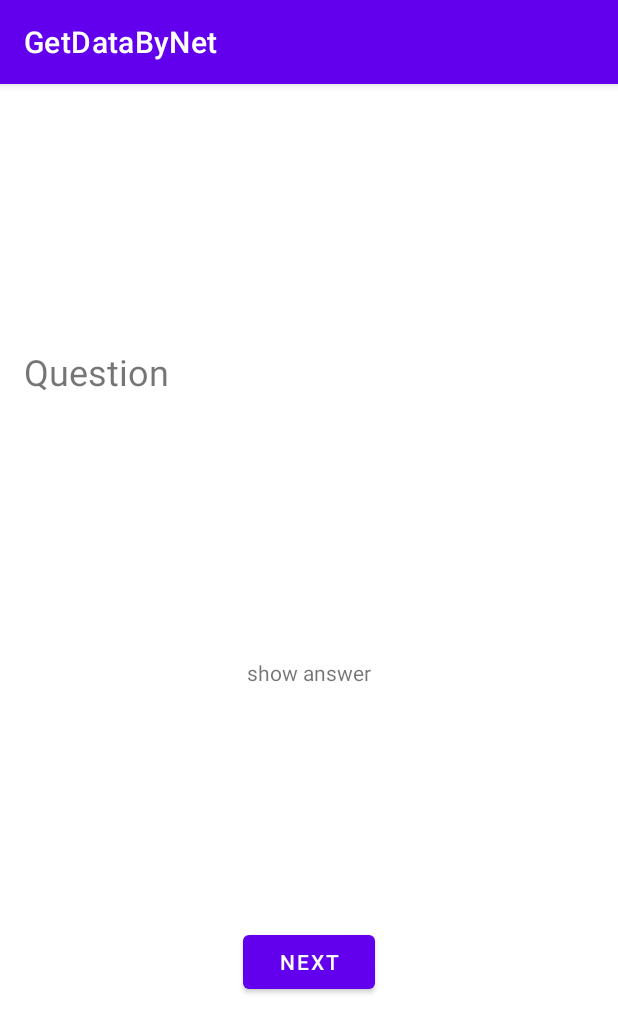
After one commit to satyd/GetDataByNet, an Android app: the NumFactActivity screen opened directly, with no data from a screen before it, on a phone screen of 412 x 824 dp. The commit adds this screen. Shown: the top 1033 px of the screen. Run offline under Robolectric (Android 15) with nearby library versions, the phone set to English and light mode, and no system bars; network calls fail; 1 statement that could not run was skipped.

Commit message:
added number facts api, need fixes and better Ui

```diff
--- a/app/src/main/AndroidManifest.xml
+++ b/app/src/main/AndroidManifest.xml
@@ -12,8 +12,9 @@
         android:roundIcon="@mipmap/app_icon"
         android:supportsRtl="true"
         android:theme="@style/Theme.GetDataByNet">
-        <activity android:name=".questionApi.QuestionsActivity"></activity>
-        <activity android:name=".GetDataActivity" />
+        <activity android:name=".questionApi.QuestionsActivity" />
+        <activity android:name=".numFactApi.NumFactActivity" />
+        <activity android:name=".listOfUsersApi.GetDataActivity" />
         <activity android:name=".MainActivity">
             <intent-filter>
                 <action android:name="android.intent.action.MAIN" />
--- a/app/src/main/java/com/levp/getdatabynet/data/HomeRepositoryHabr.kt
+++ b/app/src/main/java/com/levp/getdatabynet/data/HomeRepositoryHabr.kt
@@ -1,12 +1,10 @@
 package com.levp.getdatabynet.data
 
 import android.util.Log
-import androidx.lifecycle.LiveData
-import androidx.lifecycle.MutableLiveData
 import com.levp.getdatabynet.network.ApiClient
 import com.levp.getdatabynet.network.ApiInterface
-import com.levp.getdatabynet.networkHabr.NetworkService
-import com.levp.getdatabynet.networkHabr.Post
+import com.levp.getdatabynet.network.NetworkService
+import com.levp.getdatabynet.network.Post
 import retrofit2.Call
 import retrofit2.Callback
 import retrofit2.Response
--- a/app/src/main/java/com/levp/getdatabynet/HomeAdapter.kt
+++ b/app/src/main/java/com/levp/getdatabynet/listOfUsersApi/HomeAdapter.kt
@@ -1,13 +1,14 @@
-package com.levp.getdatabynet
+package com.levp.getdatabynet.listOfUsersApi
 
 import android.view.LayoutInflater
 import android.view.View
 import android.view.ViewGroup
 import androidx.recyclerview.widget.RecyclerView
+import com.levp.getdatabynet.R
 import com.levp.getdatabynet.data.PostModel
 import kotlinx.android.synthetic.main.home_rv_item_view.view.*
 
-class HomeAdapter(var listener:HomeListener) : RecyclerView.Adapter<HomeAdapter.HomeViewHolder>(){
+class HomeAdapter(var listener: HomeListener) : RecyclerView.Adapter<HomeAdapter.HomeViewHolder>(){
 
     private var data : ArrayList<PostModel>?=null
 
--- a/app/src/main/java/com/levp/getdatabynet/HomeViewModel.kt
+++ b/app/src/main/java/com/levp/getdatabynet/listOfUsersApi/HomeViewModel.kt
@@ -1,4 +1,4 @@
-package com.levp.getdatabynet
+package com.levp.getdatabynet.listOfUsersApi
 
 import android.app.Application
 import androidx.lifecycle.AndroidViewModel
--- a/app/src/main/java/com/levp/getdatabynet/networkHabr/JSONPlaceHolderApi.kt
+++ b/app/src/main/java/com/levp/getdatabynet/network/JSONPlaceHolderApi.kt
@@ -1,4 +1,4 @@
-package com.levp.getdatabynet.networkHabr
+package com.levp.getdatabynet.network
 
 
 import retrofit2.Call
--- a/app/src/main/java/com/levp/getdatabynet/networkHabr/NetworkService.kt
+++ b/app/src/main/java/com/levp/getdatabynet/network/NetworkService.kt
@@ -1,4 +1,4 @@
-package com.levp.getdatabynet.networkHabr
+package com.levp.getdatabynet.network
 
 import okhttp3.OkHttpClient
 import okhttp3.logging.HttpLoggingInterceptor
--- a/app/src/main/java/com/levp/getdatabynet/networkHabr/Post.kt
+++ b/app/src/main/java/com/levp/getdatabynet/network/Post.kt
@@ -1,4 +1,4 @@
-package com.levp.getdatabynet.networkHabr
+package com.levp.getdatabynet.network
 
 import com.google.gson.annotations.Expose
 
--- /dev/null
+++ b/app/src/main/java/com/levp/getdatabynet/numFactApi/NumFactActivity.kt
@@ -0,0 +1,91 @@
+package com.levp.getdatabynet.numFactApi
+
+import androidx.appcompat.app.AppCompatActivity
+import android.os.Bundle
+import android.util.Log
+import com.google.gson.GsonBuilder
+import com.levp.getdatabynet.R
+import kotlinx.android.synthetic.main.activity_questions.*
+import kotlinx.coroutines.*
+import retrofit2.Retrofit
+import retrofit2.converter.gson.GsonConverterFactory
+
+@DelicateCoroutinesApi
+class NumFactActivity : AppCompatActivity() {
+
+    private val BASE_URL_NUMBER_FACT = "http://numbersapi.com"
+    private val NOT_LOADED_STR = "not loaded yet"
+    //val gson = GsonBuilder().setLenient().create()
+
+    var currText : String? = null
+    var currNum : Int? = null
+
+    override fun onCreate(savedInstanceState: Bundle?) {
+        super.onCreate(savedInstanceState)
+        setContentView(R.layout.activity_numfacts)
+
+        GlobalScope.launch(Dispatchers.Main) {
+            getFact()
+            question_text.text = currText
+        }
+
+        next_question_btn.setOnClickListener {
+            GlobalScope.launch(Dispatchers.Main) {
+                getFact()
+                question_text.text = currText
+                question_answer_text.text = currNum.toString()
+            }
+
+
+
+        }
+
+    }
+    suspend fun getFact(){
+
+        val fact = CompletableDeferred<String>()
+        val number = CompletableDeferred<Int>()
+        //var question = CompletableDeferred<String>()
+
+        val api = Retrofit.Builder()
+            .baseUrl(BASE_URL_NUMBER_FACT)
+            .addConverterFactory(GsonConverterFactory.create())
+            .build()
+            .create(NumFactApi::class.java)
+
+        GlobalScope.launch(Dispatchers.IO) {
+
+            Log.d("launch", "coroutine launched")
+            val response = api.getRandom()
+
+            if (response.isSuccessful) {
+                val ans = response.body()
+                fact.complete(ans?.text ?: NOT_LOADED_STR)
+                number.complete(ans?.number ?: 404)
+            } else {
+                Log.e("response", "failed to load data")
+            }
+//            api.getComments().enque(object : Callback<List<Comment>> {
+//                override fun onFailure(call: Call<List<Comment>>, t: Throwable) {
+//                    Log.e("response", "error occured")
+//                }
+//
+//                override fun onResponse(
+//                    call: Call<List<Comment>>,
+//                    response: Response<List<Comment>>
+//                ) {
+//                    response.body()?.let {
+//                        for (comment in it) {
+//                            Log.d("response", comment.toString)
+//                        }
+//                    }
+//                }
+//            })
+        }
+        currText = fact.await()
+        currNum = number.await()
+
+        Log.e("number fact", "number:$currNum\nfact:$currText")
+
+    }
+}
--- /dev/null
+++ b/app/src/main/java/com/levp/getdatabynet/numFactApi/NumFactApi.kt
@@ -0,0 +1,28 @@
+package com.levp.getdatabynet.numFactApi
+
+import retrofit2.Response
+import retrofit2.http.GET
+import retrofit2.http.Path
+
+import retrofit2.http.Query
+
+interface NumFactApi {
+    @GET("/api/random")
+    suspend fun getQuestions(@Query("count") count: Int): Response<List<NumFact>>
+
+    @GET("/{num}")
+    suspend fun getByValue(@Path("num") num : Int): Response<NumFact>
+
+    @GET("/{num}/math")
+    suspend fun getByValueMath(@Path("num") num : Int): Response<NumFact>
+
+    @GET("/{num}/trivia")
+    suspend fun getByValueTrivia(@Path("num") num : Int): Response<NumFact>
+
+    @GET("/random")
+    suspend fun getRandom(): Response<NumFact>
+
+    @GET("/random")
+    suspend fun getRandomInRange(@Query("min") min:Int, @Query("max") max:Int): Response<NumFact>
+    //
+}
--- a/app/src/main/res/layout/activity_get_data.xml
+++ b/app/src/main/res/layout/activity_get_data.xml
@@ -4,7 +4,7 @@
     xmlns:tools="http://schemas.android.com/tools"
     android:layout_width="match_parent"
     android:layout_height="match_parent"
-    tools:context=".GetDataActivity">
+    tools:context=".listOfUsersApi.GetDataActivity">
 
     <androidx.recyclerview.widget.RecyclerView
         android:id="@+id/rv_home"
--- /dev/null
+++ b/app/src/main/res/layout/activity_numfacts.xml
@@ -0,0 +1,44 @@
+<?xml version="1.0" encoding="utf-8"?>
+<androidx.constraintlayout.widget.ConstraintLayout xmlns:android="http://schemas.android.com/apk/res/android"
+    xmlns:app="http://schemas.android.com/apk/res-auto"
+    xmlns:tools="http://schemas.android.com/tools"
+    android:layout_width="match_parent"
+    android:layout_height="match_parent"
+    tools:context=".questionApi.QuestionsActivity">
+
+    <TextView
+        android:id="@+id/question_text"
+        android:layout_width="match_parent"
+        android:layout_height="wrap_content"
+        android:text="Question"
+        android:padding="16dp"
+        android:textSize="24sp"
+        app:layout_constraintBottom_toTopOf="@+id/question_answer_text"
+        app:layout_constraintEnd_toEndOf="parent"
+
+        app:layout_constraintStart_toStartOf="parent"
+        app:layout_constraintTop_toTopOf="parent" />
+
+    <TextView
+        android:id="@+id/question_answer_text"
+        android:layout_width="wrap_content"
+        android:layout_height="wrap_content"
+        android:text="show answer"
+        app:layout_constraintBottom_toTopOf="@+id/next_question_btn"
+        app:layout_constraintEnd_toEndOf="parent"
+
+        app:layout_constraintStart_toStartOf="parent"
+        app:layout_constraintTop_toBottomOf="@+id/question_text" />
+
+    <Button
+        android:id="@+id/next_question_btn"
+        android:layout_width="wrap_content"
+        android:layout_height="wrap_content"
+        android:text="next"
+        app:layout_constraintBottom_toBottomOf="parent"
+        app:layout_constraintEnd_toEndOf="parent"
+
+        app:layout_constraintStart_toStartOf="parent"
+        app:layout_constraintTop_toBottomOf="@+id/question_answer_text" />
+
+</androidx.constraintlayout.widget.ConstraintLayout>
--- a/app/src/main/res/values/arrays.xml
+++ b/app/src/main/res/values/arrays.xml
@@ -2,5 +2,7 @@
 <resources>
     <string-array name="api_list" >
         <item>Question Api</item>
+        <item>List of Data</item>
+        <item>Number Facts</item>
     </string-array>
 </resources>
```
Also changed, not shown: app/src/main/java/com/levp/getdatabynet/MainActivity.kt (+5 -4 lines), app/src/main/java/com/levp/getdatabynet/listOfUsersApi/GetDataActivity.kt (renamed from app/src/main/java/com/levp/getdatabynet/GetDataActivity.kt, +4 -3 lines), app/src/main/java/com/levp/getdatabynet/network/ApiClientHabro1.kt (deleted, +0 -31 lines), app/src/main/java/com/levp/getdatabynet/numFactApi/NumFact.kt (added, +7 -0 lines), app/src/main/res/layout/activity_main.xml (+6 -3 lines).
